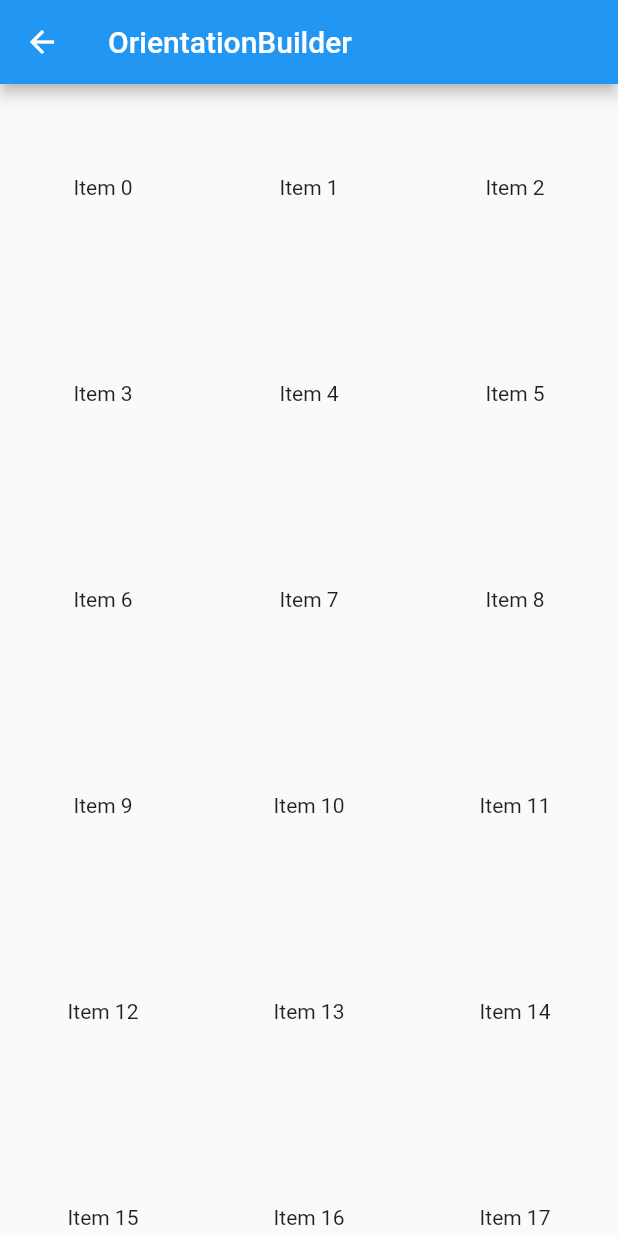
After one commit to Aqudi/Flutter-Cookbook, a Flutter app: the screen it shows after launch, in the side drawer, after a tap on "OrientationBuilder", on a phone screen of 412 x 824 dp. The commit adds this screen. Run offline on Flutter 3.47's test engine with Material 2 defaults, Android fonts, the phone set to English and light mode, and no system bars; our stand-ins replace fluttertoast; network calls fail.

Commit message:
Create example of OrientationBuilder

```diff
--- a/lib/main.dart
+++ b/lib/main.dart
@@ -1,6 +1,7 @@
 import 'package:flutter/material.dart';
 import 'package:flutterexamples/pages/MyAnimatedContainer.dart';
 import 'package:flutterexamples/pages/MyAnimatedOpacity.dart';
+import 'package:flutterexamples/pages/MyOrientationBuilder.dart';
 import 'package:flutterexamples/pages/Navigator/pushNamed.dart';
 import 'package:flutterexamples/pages/Navigator/pushNamed_with_arguments.dart';
 import 'package:flutterexamples/pages/Navigator/push_pop.dart';
@@ -70,6 +71,8 @@ class HomePage extends StatelessWidget {
     PushNamedWithArguments(),
     MyAnimatedContainer(),
     MyAnimatedOpacity(),
+    MyOrientationBuilder(),
+
   ];
 
   @override
@@ -172,6 +175,13 @@ class HomePage extends StatelessWidget {
               },
             ),
             ListTile(
+              title: Text('OrientationBuilder'),
+              onTap: () {
+                Navigator.of(context).push(MaterialPageRoute(
+                    builder: (context) => _pages[6]));
+              },
+            ),
+            ListTile(
                 leading: Icon(Icons.close),
                 title: Text('Close drawer'),
                 onTap: () {
--- /dev/null
+++ b/lib/pages/MyOrientationBuilder.dart
@@ -0,0 +1,29 @@
+import 'package:flutter/material.dart';
+
+class MyOrientationBuilder extends StatefulWidget {
+  @override
+  _MyOrientationBuilderState createState() => _MyOrientationBuilderState();
+}
+
+class _MyOrientationBuilderState extends State<MyOrientationBuilder> {
+  @override
+  Widget build(BuildContext context) {
+    return Scaffold(
+      appBar: AppBar(
+        title: Text('OrientationBuilder'),
+      ),
+      body: OrientationBuilder(
+        builder: (BuildContext context, Orientation orientation) {
+          return GridView.count(
+            crossAxisCount: orientation == Orientation.portrait ? 3 : 5,
+            children: List.generate(50, (position) {
+              return Center(
+                child: Text('Item $position'),
+              );
+            }),
+          );
+        },
+      ),
+    );
+  }
+}
```
